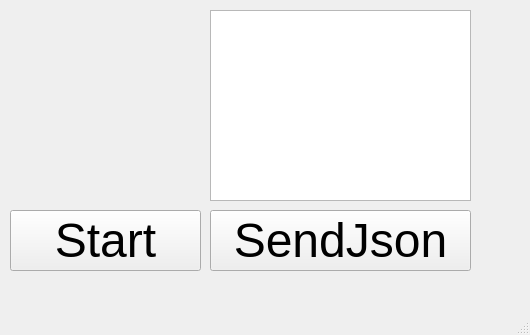
The window that Lab18/TestPrologServerGui/mainwindow.ui (Inlucker/FILP) describes before a commit, drawn with Qt 5.
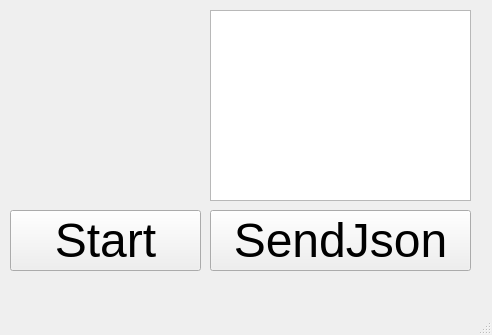
The same window after the commit.

```diff
--- a/Lab18/TestPrologServerGui/mainwindow.ui
+++ b/Lab18/TestPrologServerGui/mainwindow.ui
@@ -6,7 +6,7 @@
    <rect>
     <x>0</x>
     <y>0</y>
-    <width>530</width>
+    <width>492</width>
     <height>335</height>
    </rect>
   </property>
```
Left out of the diff: 2 changed lines with no effect on the pictures.
